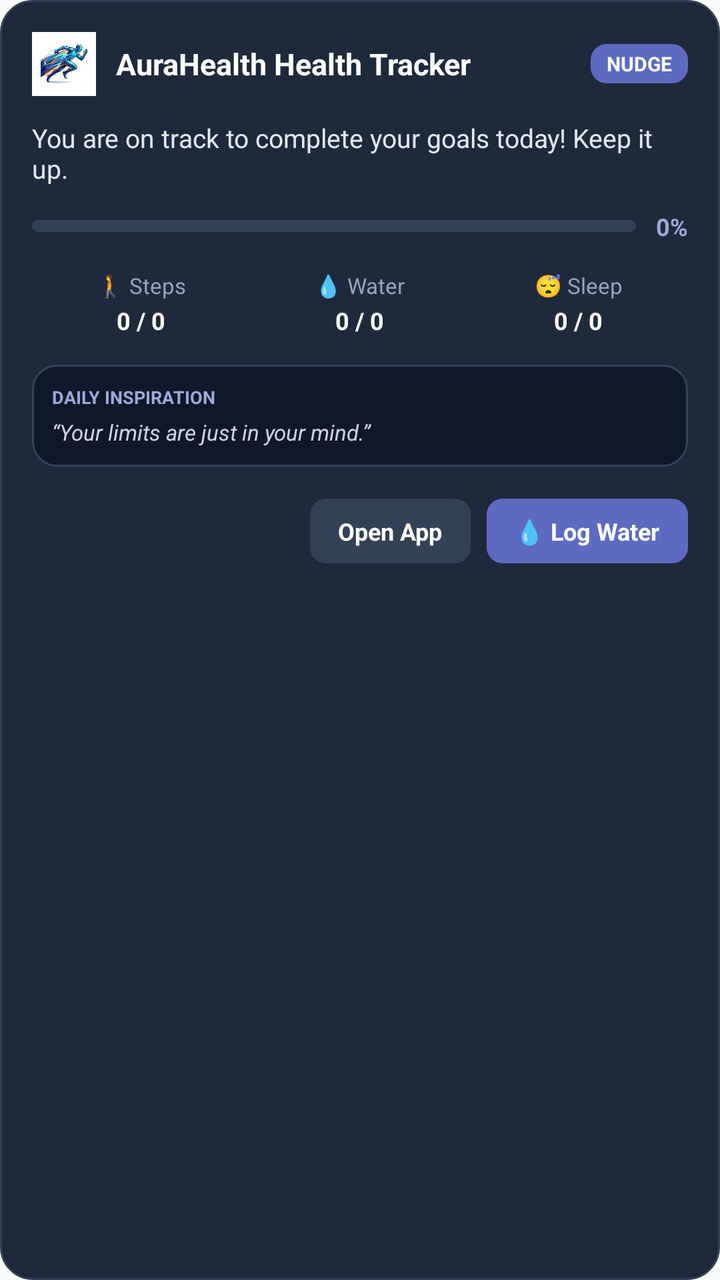
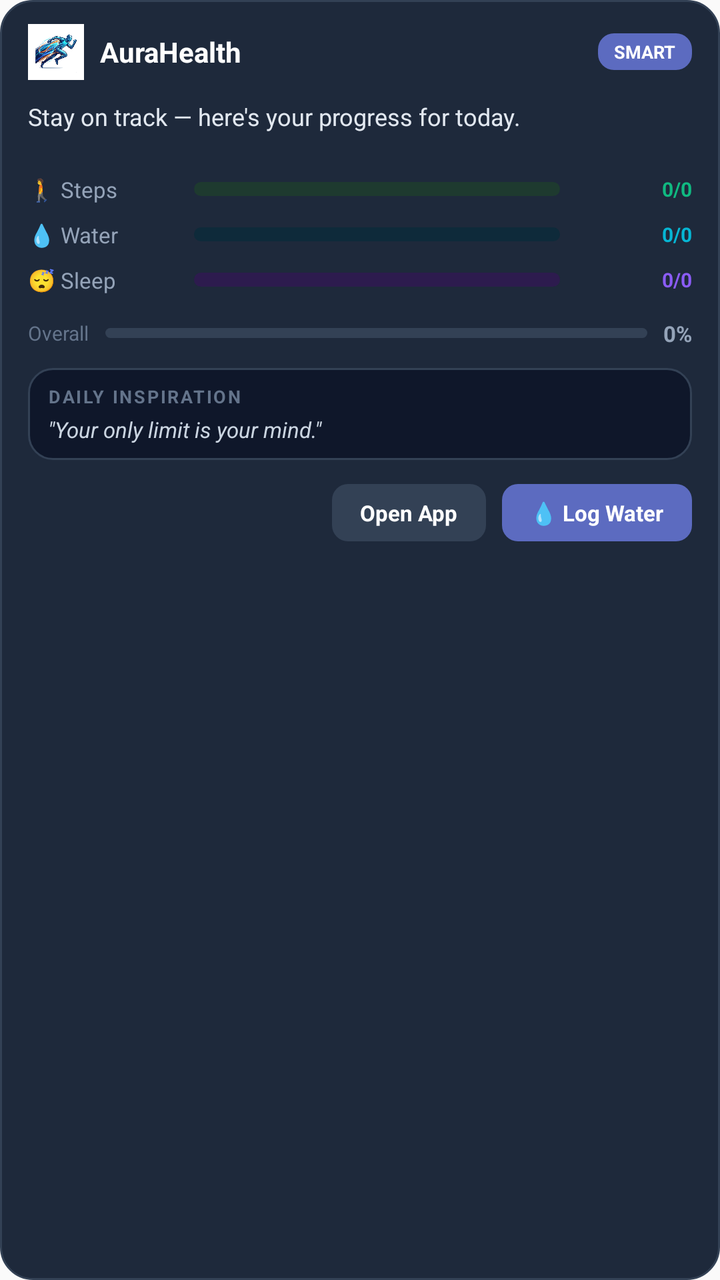

Two renders of the same Android screen: before a commit and after it. Below are the layout's source before the change and the commit's diff.
<!-- AndroidManifest.xml: application theme Theme.AIFitnessTracker -->
<!-- res/layout/custom_notification_expanded.xml -->
<?xml version="1.0" encoding="utf-8"?>
<LinearLayout xmlns:android="http://schemas.android.com/apk/res/android"
    android:layout_width="match_parent"
    android:layout_height="wrap_content"
    android:background="@drawable/bg_notification_card"
    android:orientation="vertical"
    android:padding="16dp">

    
    <RelativeLayout
        android:layout_width="match_parent"
        android:layout_height="wrap_content">

        <ImageView
            android:id="@+id/notification_icon"
            android:layout_width="32dp"
            android:layout_height="32dp"
            android:layout_alignParentLeft="true"
            android:layout_centerVertical="true"
            android:src="@drawable/app_logo" />

        <TextView
            android:id="@+id/notification_title"
            android:layout_width="wrap_content"
            android:layout_height="wrap_content"
            android:layout_toRightOf="@id/notification_icon"
            android:layout_centerVertical="true"
            android:layout_marginLeft="10dp"
            android:text="AuraHealth Health Tracker"
            android:textColor="#FFFFFF"
            android:textSize="15sp"
            android:textStyle="bold" />

        <TextView
            android:id="@+id/notification_badge"
            android:layout_width="wrap_content"
            android:layout_height="wrap_content"
            android:layout_alignParentRight="true"
            android:layout_centerVertical="true"
            android:background="@drawable/bg_notification_btn_primary"
            android:paddingLeft="8dp"
            android:paddingRight="8dp"
            android:paddingTop="3dp"
            android:paddingBottom="3dp"
            android:text="NUDGE"
            android:textColor="#FFFFFF"
            android:textSize="10sp"
            android:textStyle="bold" />

    </RelativeLayout>

    
    <TextView
        android:id="@+id/notification_message"
        android:layout_width="match_parent"
        android:layout_height="wrap_content"
        android:layout_marginTop="12dp"
        android:text="You are on track to complete your goals today! Keep it up."
        android:textColor="#E2E8F0"
        android:textSize="13sp" />

    
    <LinearLayout
        android:layout_width="match_parent"
        android:layout_height="wrap_content"
        android:layout_marginTop="12dp"
        android:orientation="horizontal"
        android:gravity="center_vertical">

        <ProgressBar
            android:id="@+id/notification_progress"
            style="?android:attr/progressBarStyleHorizontal"
            android:layout_width="0dp"
            android:layout_height="6dp"
            android:layout_weight="1"
            android:progressDrawable="@drawable/custom_notification_progressbar"
            android:max="100"
            android:progress="0" />

        <TextView
            android:id="@+id/notification_progress_text"
            android:layout_width="wrap_content"
            android:layout_height="wrap_content"
            android:layout_marginLeft="10dp"
            android:text="0%"
            android:textColor="#9FA8DA"
            android:textSize="12sp"
            android:textStyle="bold" />

    </LinearLayout>

    
    <LinearLayout
        android:layout_width="match_parent"
        android:layout_height="wrap_content"
        android:layout_marginTop="14dp"
        android:orientation="horizontal"
        android:weightSum="3">

        
        <LinearLayout
            android:layout_width="0dp"
            android:layout_height="wrap_content"
            android:layout_weight="1"
            android:gravity="center"
            android:orientation="vertical">
            <TextView
                android:layout_width="wrap_content"
                android:layout_height="wrap_content"
                android:text="🚶 Steps"
                android:textColor="#94A3B8"
                android:textSize="11sp" />
            <TextView
                android:id="@+id/notification_stat_steps"
                android:layout_width="wrap_content"
                android:layout_height="wrap_content"
                android:layout_marginTop="2dp"
                android:text="0 / 0"
                android:textColor="#FFFFFF"
                android:textSize="12sp"
                android:textStyle="bold" />
        </LinearLayout>

        
        <LinearLayout
            android:layout_width="0dp"
            android:layout_height="wrap_content"
            android:layout_weight="1"
            android:gravity="center"
            android:orientation="vertical">
            <TextView
                android:layout_width="wrap_content"
                android:layout_height="wrap_content"
                android:text="💧 Water"
                android:textColor="#94A3B8"
                android:textSize="11sp" />
            <TextView
                android:id="@+id/notification_stat_water"
                android:layout_width="wrap_content"
                android:layout_height="wrap_content"
                android:layout_marginTop="2dp"
                android:text="0 / 0"
                android:textColor="#FFFFFF"
                android:textSize="12sp"
                android:textStyle="bold" />
        </LinearLayout>

        
        <LinearLayout
            android:layout_width="0dp"
            android:layout_height="wrap_content"
            android:layout_weight="1"
            android:gravity="center"
            android:orientation="vertical">
            <TextView
                android:layout_width="wrap_content"
                android:layout_height="wrap_content"
                android:text="😴 Sleep"
                android:textColor="#94A3B8"
                android:textSize="11sp" />
            <TextView
                android:id="@+id/notification_stat_sleep"
                android:layout_width="wrap_content"
                android:layout_height="wrap_content"
                android:layout_marginTop="2dp"
                android:text="0 / 0"
                android:textColor="#FFFFFF"
                android:textSize="12sp"
                android:textStyle="bold" />
        </LinearLayout>

    </LinearLayout>

    
    <LinearLayout
        android:id="@+id/notification_quote_container"
        android:layout_width="match_parent"
        android:layout_height="wrap_content"
        android:layout_marginTop="14dp"
        android:background="@drawable/bg_notification_quote_box"
        android:orientation="vertical"
        android:padding="10dp">

        <TextView
            android:id="@+id/notification_quote_prefix"
            android:layout_width="wrap_content"
            android:layout_height="wrap_content"
            android:text="DAILY INSPIRATION"
            android:textColor="#9FA8DA"
            android:textSize="9sp"
            android:textStyle="bold" />

        <TextView
            android:id="@+id/notification_quote_text"
            android:layout_width="match_parent"
            android:layout_height="wrap_content"
            android:layout_marginTop="4dp"
            android:text="“Your limits are just in your mind.”"
            android:textColor="#CBD5E1"
            android:textSize="11sp"
            android:textStyle="italic" />

    </LinearLayout>

    
    <LinearLayout
        android:layout_width="match_parent"
        android:layout_height="wrap_content"
        android:layout_marginTop="16dp"
        android:orientation="horizontal"
        android:gravity="right">

        
        <TextView
            android:id="@+id/notification_action_open"
            android:layout_width="wrap_content"
            android:layout_height="wrap_content"
            android:background="@drawable/bg_notification_btn_secondary"
            android:paddingLeft="14dp"
            android:paddingRight="14dp"
            android:paddingTop="8dp"
            android:paddingBottom="8dp"
            android:text="Open App"
            android:textColor="#FFFFFF"
            android:textSize="12sp"
            android:textStyle="bold"
            android:clickable="true"
            android:focusable="true" />

        
        <TextView
            android:id="@+id/notification_action_water"
            android:layout_width="wrap_content"
            android:layout_height="wrap_content"
            android:layout_marginLeft="8dp"
            android:background="@drawable/bg_notification_btn_primary"
            android:paddingLeft="14dp"
            android:paddingRight="14dp"
            android:paddingTop="8dp"
            android:paddingBottom="8dp"
            android:text="💧 Log Water"
            android:textColor="#FFFFFF"
            android:textSize="12sp"
            android:textStyle="bold"
            android:clickable="true"
            android:focusable="true" />

    </LinearLayout>

</LinearLayout>
<!-- resources referenced by this layout -->
<resources>
  <!-- drawable app_logo: png bitmap (drawable, 173197 bytes) -->
  <!-- drawable bg_notification_btn_primary (drawable) -->
  <?xml version="1.0" encoding="utf-8"?>
  <shape xmlns:android="http://schemas.android.com/apk/res/android"
      android:shape="rectangle">
      <solid android:color="#5C6BC0" />
      <corners android:radius="8dp" />
  </shape>
  <!-- drawable bg_notification_btn_secondary (drawable) -->
  <?xml version="1.0" encoding="utf-8"?>
  <shape xmlns:android="http://schemas.android.com/apk/res/android"
      android:shape="rectangle">
      <solid android:color="#334155" />
      <corners android:radius="8dp" />
  </shape>
  <!-- drawable bg_notification_card (drawable) -->
  <?xml version="1.0" encoding="utf-8"?>
  <shape xmlns:android="http://schemas.android.com/apk/res/android"
      android:shape="rectangle">
      <solid android:color="#1E293B" />
      <stroke
          android:width="1dp"
          android:color="#334155" />
      <corners android:radius="16dp" />
  </shape>
  <!-- drawable bg_notification_quote_box (drawable) -->
  <?xml version="1.0" encoding="utf-8"?>
  <shape xmlns:android="http://schemas.android.com/apk/res/android"
      android:shape="rectangle">
      <solid android:color="#0F172A" />
      <stroke
          android:width="1dp"
          android:color="#334155" />
      <corners android:radius="12dp" />
  </shape>
  <!-- drawable custom_notification_progressbar (drawable) -->
  <?xml version="1.0" encoding="utf-8"?>
  <layer-list xmlns:android="http://schemas.android.com/apk/res/android">
      
      <item android:id="@android:id/background">
          <shape>
              <corners android:radius="4dp" />
              <solid android:color="#334155" />
          </shape>
      </item>
      
      <item android:id="@android:id/progress">
          <clip>
              <shape>
                  <corners android:radius="4dp" />
                  <solid android:color="#9FA8DA" />
              </shape>
          </clip>
      </item>
  </layer-list>
  <style name="Theme.AIFitnessTracker" parent="android:Theme.Material.Light.NoActionBar" />
</resources>

<!-- the commit's change to res/layout/custom_notification_expanded.xml (unified diff, before → after) -->
@@ -4,47 +4,54 @@
     android:layout_height="wrap_content"
     android:background="@drawable/bg_notification_card"
     android:orientation="vertical"
-    android:padding="16dp">
+    android:paddingLeft="14dp"
+    android:paddingRight="14dp"
+    android:paddingTop="12dp"
+    android:paddingBottom="12dp">
 
     
     <RelativeLayout
         android:layout_width="match_parent"
         android:layout_height="wrap_content">
 
+        
         <ImageView
             android:id="@+id/notification_icon"
-            android:layout_width="32dp"
-            android:layout_height="32dp"
-            android:layout_alignParentLeft="true"
+            android:layout_width="28dp"
+            android:layout_height="28dp"
+            android:layout_alignParentStart="true"
             android:layout_centerVertical="true"
-            android:src="@drawable/app_logo" />
-
+            android:src="@drawable/app_logo"
+            android:scaleType="centerCrop" />
+
+        
         <TextView
             android:id="@+id/notification_title"
             android:layout_width="wrap_content"
             android:layout_height="wrap_content"
-            android:layout_toRightOf="@id/notification_icon"
+            android:layout_toEndOf="@id/notification_icon"
             android:layout_centerVertical="true"
-            android:layout_marginLeft="10dp"
-            android:text="AuraHealth Health Tracker"
+            android:layout_marginStart="8dp"
+            android:text="AuraHealth"
             android:textColor="#FFFFFF"
-            android:textSize="15sp"
+            android:textSize="14sp"
             android:textStyle="bold" />
 
+        
         <TextView
             android:id="@+id/notification_badge"
             android:layout_width="wrap_content"
             android:layout_height="wrap_content"
-            android:layout_alignParentRight="true"
+            android:layout_alignParentEnd="true"
             android:layout_centerVertical="true"
             android:background="@drawable/bg_notification_btn_primary"
-            android:paddingLeft="8dp"
-            android:paddingRight="8dp"
+            android:paddingStart="8dp"
+            android:paddingEnd="8dp"
             android:paddingTop="3dp"
             android:paddingBottom="3dp"
-            android:text="NUDGE"
+            android:text="SMART"
             android:textColor="#FFFFFF"
-            android:textSize="10sp"
+            android:textSize="9sp"
             android:textStyle="bold" />
 
     </RelativeLayout>
@@ -54,10 +61,146 @@
         android:id="@+id/notification_message"
         android:layout_width="match_parent"
         android:layout_height="wrap_content"
-        android:layout_marginTop="12dp"
-        android:text="You are on track to complete your goals today! Keep it up."
+        android:layout_marginTop="10dp"
+        android:text="Stay on track — here's your progress for today."
         android:textColor="#E2E8F0"
-        android:textSize="13sp" />
+        android:textSize="12sp"
+        android:lineSpacingMultiplier="1.3" />
+
+    
+    <View
+        android:layout_width="match_parent"
+        android:layout_height="1dp"
+        android:layout_marginTop="10dp"
+        android:background="#1E293B" />
+
+    
+    <LinearLayout
+        android:layout_width="match_parent"
+        android:layout_height="wrap_content"
+        android:layout_marginTop="10dp"
+        android:orientation="vertical">
+
+        
+        <LinearLayout
+            android:layout_width="match_parent"
+            android:layout_height="wrap_content"
+            android:orientation="horizontal"
+            android:gravity="center_vertical"
+            android:layout_marginBottom="8dp">
+
+            <TextView
+                android:layout_width="0dp"
+                android:layout_height="wrap_content"
+                android:layout_weight="1"
+                android:text="🚶 Steps"
+                android:textColor="#94A3B8"
+                android:textSize="11sp" />
+
+            <ProgressBar
+                android:id="@+id/notif_progress_steps"
+                style="?android:attr/progressBarStyleHorizontal"
+                android:layout_width="0dp"
+                android:layout_height="7dp"
+                android:layout_weight="2.2"
+                android:progressDrawable="@drawable/notif_progress_steps"
+                android:max="100"
+                android:progress="0" />
+
+            <TextView
+                android:id="@+id/notification_stat_steps"
+                android:layout_width="wrap_content"
+                android:layout_height="wrap_content"
+                android:layout_marginStart="8dp"
+                android:text="0/0"
+                android:textColor="#10B981"
+                android:textSize="10sp"
+                android:textStyle="bold"
+                android:minWidth="58dp"
+                android:gravity="end" />
+
+        </LinearLayout>
+
+        
+        <LinearLayout
+            android:layout_width="match_parent"
+            android:layout_height="wrap_content"
+            android:orientation="horizontal"
+            android:gravity="center_vertical"
+            android:layout_marginBottom="8dp">
+
+            <TextView
+                android:layout_width="0dp"
+                android:layout_height="wrap_content"
+                android:layout_weight="1"
+                android:text="💧 Water"
+                android:textColor="#94A3B8"
+                android:textSize="11sp" />
+
+            <ProgressBar
+                android:id="@+id/notif_progress_water"
+                style="?android:attr/progressBarStyleHorizontal"
+                android:layout_width="0dp"
+                android:layout_height="7dp"
+                android:layout_weight="2.2"
+                android:progressDrawable="@drawable/notif_progress_water"
+                android:max="100"
+                android:progress="0" />
+
+            <TextView
+                android:id="@+id/notification_stat_water"
+                android:layout_width="wrap_content"
+                android:layout_height="wrap_content"
+                android:layout_marginStart="8dp"
+                android:text="0/0"
+                android:textColor="#06B6D4"
+                android:textSize="10sp"
+                android:textStyle="bold"
+                android:minWidth="58dp"
+                android:gravity="end" />
+
+        </LinearLayout>
+
+        
+        <LinearLayout
+            android:layout_width="match_parent"
+            android:layout_height="wrap_content"
+            android:orientation="horizontal"
+            android:gravity="center_vertical">
+
+            <TextView
+                android:layout_width="0dp"
+                android:layout_height="wrap_content"
+                android:layout_weight="1"
+                android:text="😴 Sleep"
+                android:textColor="#94A3B8"
+                android:textSize="11sp" />
+
+            <ProgressBar
+                android:id="@+id/notif_progress_sleep"
+                style="?android:attr/progressBarStyleHorizontal"
+                android:layout_width="0dp"
+                android:layout_height="7dp"
+                android:layout_weight="2.2"
+                android:progressDrawable="@drawable/notif_progress_sleep"
+                android:max="100"
+                android:progress="0" />
+
+            <TextView
+                android:id="@+id/notification_stat_sleep"
+                android:layout_width="wrap_content"
+                android:layout_height="wrap_content"
+                android:layout_marginStart="8dp"
+                android:text="0/0"
+                android:textColor="#8B5CF6"
+                android:textSize="10sp"
+                android:textStyle="bold"
+                android:minWidth="58dp"
+                android:gravity="end" />
+
+        </LinearLayout>
+
+    </LinearLayout>
 
     
     <LinearLayout
@@ -66,13 +209,21 @@
         android:layout_marginTop="12dp"
         android:orientation="horizontal"
         android:gravity="center_vertical">
+
+        <TextView
+            android:layout_width="wrap_content"
+            android:layout_height="wrap_content"
+            android:text="Overall"
+            android:textColor="#64748B"
+            android:textSize="10sp" />
 
         <ProgressBar
             android:id="@+id/notification_progress"
             style="?android:attr/progressBarStyleHorizontal"
             android:layout_width="0dp"
-            android:layout_height="6dp"
+            android:layout_height="5dp"
             android:layout_weight="1"
+            android:layout_marginStart="8dp"
             android:progressDrawable="@drawable/custom_notification_progressbar"
             android:max="100"
             android:progress="0" />
@@ -81,93 +232,11 @@
             android:id="@+id/notification_progress_text"
             android:layout_width="wrap_content"
             android:layout_height="wrap_content"
-            android:layout_marginLeft="10dp"
+            android:layout_marginStart="8dp"
             android:text="0%"
-            android:textColor="#9FA8DA"
-            android:textSize="12sp"
+            android:textColor="#94A3B8"
+            android:textSize="11sp"
             android:textStyle="bold" />
-
-    </LinearLayout>
-
-    
-    <LinearLayout
-        android:layout_width="match_parent"
-        android:layout_height="wrap_content"
-        android:layout_marginTop="14dp"
-        android:orientation="horizontal"
-        android:weightSum="3">
-
-        
-        <LinearLayout
-            android:layout_width="0dp"
-            android:layout_height="wrap_content"
-            android:layout_weight="1"
-            android:gravity="center"
-            android:orientation="vertical">
-            <TextView
-                android:layout_width="wrap_content"
-                android:layout_height="wrap_content"
-                android:text="🚶 Steps"
-                android:textColor="#94A3B8"
-                android:textSize="11sp" />
-            <TextView
-                android:id="@+id/notification_stat_steps"
-                android:layout_width="wrap_content"
-                android:layout_height="wrap_content"
-                android:layout_marginTop="2dp"
-                android:text="0 / 0"
-                android:textColor="#FFFFFF"
-                android:textSize="12sp"
-                android:textStyle="bold" />
-        </LinearLayout>
-
-        
-        <LinearLayout
-            android:layout_width="0dp"
-            android:layout_height="wrap_content"
-            android:layout_weight="1"
-            android:gravity="center"
-            android:orientation="vertical">
-            <TextView
-                android:layout_width="wrap_content"
-                android:layout_height="wrap_content"
-                android:text="💧 Water"
-                android:textColor="#94A3B8"
-                android:textSize="11sp" />
-            <TextView
-                android:id="@+id/notification_stat_water"
-                android:layout_width="wrap_content"
-                android:layout_height="wrap_content"
-                android:layout_marginTop="2dp"
-                android:text="0 / 0"
-                android:textColor="#FFFFFF"
-                android:textSize="12sp"
-                android:textStyle="bold" />
-        </LinearLayout>
-
-        
-        <LinearLayout
-            android:layout_width="0dp"
-            android:layout_height="wrap_content"
-            android:layout_weight="1"
-            android:gravity="center"
-            android:orientation="vertical">
-            <TextView
-                android:layout_width="wrap_content"
-                android:layout_height="wrap_content"
-                android:text="😴 Sleep"
-                android:textColor="#94A3B8"
-                android:textSize="11sp" />
-            <TextView
-                android:id="@+id/notification_stat_sleep"
-                android:layout_width="wrap_content"
-                android:layout_height="wrap_content"
-                android:layout_marginTop="2dp"
-                android:text="0 / 0"
-                android:textColor="#FFFFFF"
-                android:textSize="12sp"
-                android:textStyle="bold" />
-        </LinearLayout>
 
     </LinearLayout>
 
@@ -176,26 +245,30 @@
         android:id="@+id/notification_quote_container"
         android:layout_width="match_parent"
         android:layout_height="wrap_content"
-        android:layout_marginTop="14dp"
+        android:layout_marginTop="10dp"
         android:background="@drawable/bg_notification_quote_box"
         android:orientation="vertical"
-        android:padding="10dp">
+        android:paddingStart="10dp"
+        android:paddingEnd="10dp"
+        android:paddingTop="8dp"
+        android:paddingBottom="8dp">
 
         <TextView
             android:id="@+id/notification_quote_prefix"
             android:layout_width="wrap_content"
             android:layout_height="wrap_content"
             android:text="DAILY INSPIRATION"
-            android:textColor="#9FA8DA"
+            android:textColor="#64748B"
             android:textSize="9sp"
-            android:textStyle="bold" />
+            android:textStyle="bold"
+            android:letterSpacing="0.1" />
 
         <TextView
             android:id="@+id/notification_quote_text"
             android:layout_width="match_parent"
             android:layout_height="wrap_content"
-            android:layout_marginTop="4dp"
-            android:text="“Your limits are just in your mind.”"
+            android:layout_marginTop="3dp"
+            android:text="&quot;Your only limit is your mind.&quot;"
             android:textColor="#CBD5E1"
             android:textSize="11sp"
             android:textStyle="italic" />
@@ -206,41 +279,39 @@
     <LinearLayout
         android:layout_width="match_parent"
         android:layout_height="wrap_content"
-        android:layout_marginTop="16dp"
+        android:layout_marginTop="12dp"
         android:orientation="horizontal"
-        android:gravity="right">
-
-        
+        android:gravity="end">
+
         <TextView
             android:id="@+id/notification_action_open"
             android:layout_width="wrap_content"
             android:layout_height="wrap_content"
             android:background="@drawable/bg_notification_btn_secondary"
-            android:paddingLeft="14dp"
-            android:paddingRight="14dp"
-            android:paddingTop="8dp"
-            android:paddingBottom="8dp"
+            android:paddingStart="14dp"
+            android:paddingEnd="14dp"
+            android:paddingTop="7dp"
+            android:paddingBottom="7dp"
             android:text="Open App"
             android:textColor="#FFFFFF"
-            android:textSize="12sp"
+            android:textSize="11sp"
             android:textStyle="bold"
             android:clickable="true"
             android:focusable="true" />
 
-        
         <TextView
             android:id="@+id/notification_action_water"
             android:layout_width="wrap_content"
             android:layout_height="wrap_content"
-            android:layout_marginLeft="8dp"
+            android:layout_marginStart="8dp"
             android:background="@drawable/bg_notification_btn_primary"
-            android:paddingLeft="14dp"
-            android:paddingRight="14dp"
-            android:paddingTop="8dp"
-            android:paddingBottom="8dp"
+            android:paddingStart="14dp"
+            android:paddingEnd="14dp"
+            android:paddingTop="7dp"
+            android:paddingBottom="7dp"
             android:text="💧 Log Water"
             android:textColor="#FFFFFF"
-            android:textSize="12sp"
+            android:textSize="11sp"
             android:textStyle="bold"
             android:clickable="true"
             android:focusable="true" />
<!-- resource entries referenced after the edit -->
@@ -55,6 +55,60 @@
           </clip>
       </item>
   </layer-list>
+  <!-- drawable notif_progress_sleep (drawable) -->
+  <?xml version="1.0" encoding="utf-8"?>
+  <layer-list xmlns:android="http://schemas.android.com/apk/res/android">
+      <item android:id="@android:id/background">
+          <shape>
+              <corners android:radius="6dp" />
+              <solid android:color="#2D1B4E" />
+          </shape>
+      </item>
+      <item android:id="@android:id/progress">
+          <clip>
+              <shape>
+                  <corners android:radius="6dp" />
+                  <solid android:color="#8B5CF6" />
+              </shape>
+          </clip>
+      </item>
+  </layer-list>
+  <!-- drawable notif_progress_steps (drawable) -->
+  <?xml version="1.0" encoding="utf-8"?>
+  <layer-list xmlns:android="http://schemas.android.com/apk/res/android">
+      <item android:id="@android:id/background">
+          <shape>
+              <corners android:radius="6dp" />
+              <solid android:color="#1E3A2F" />
+          </shape>
+      </item>
+      <item android:id="@android:id/progress">
+          <clip>
+              <shape>
+                  <corners android:radius="6dp" />
+                  <solid android:color="#10B981" />
+              </shape>
+          </clip>
+      </item>
+  </layer-list>
+  <!-- drawable notif_progress_water (drawable) -->
+  <?xml version="1.0" encoding="utf-8"?>
+  <layer-list xmlns:android="http://schemas.android.com/apk/res/android">
+      <item android:id="@android:id/background">
+          <shape>
+              <corners android:radius="6dp" />
+              <solid android:color="#0E2A3A" />
+          </shape>
+      </item>
+      <item android:id="@android:id/progress">
+          <clip>
+              <shape>
+                  <corners android:radius="6dp" />
+                  <solid android:color="#06B6D4" />
+              </shape>
+          </clip>
+      </item>
+  </layer-list>
   <style name="Theme.AIFitnessTracker" parent="android:Theme.Material.Light.NoActionBar" />
 </resources>
 
